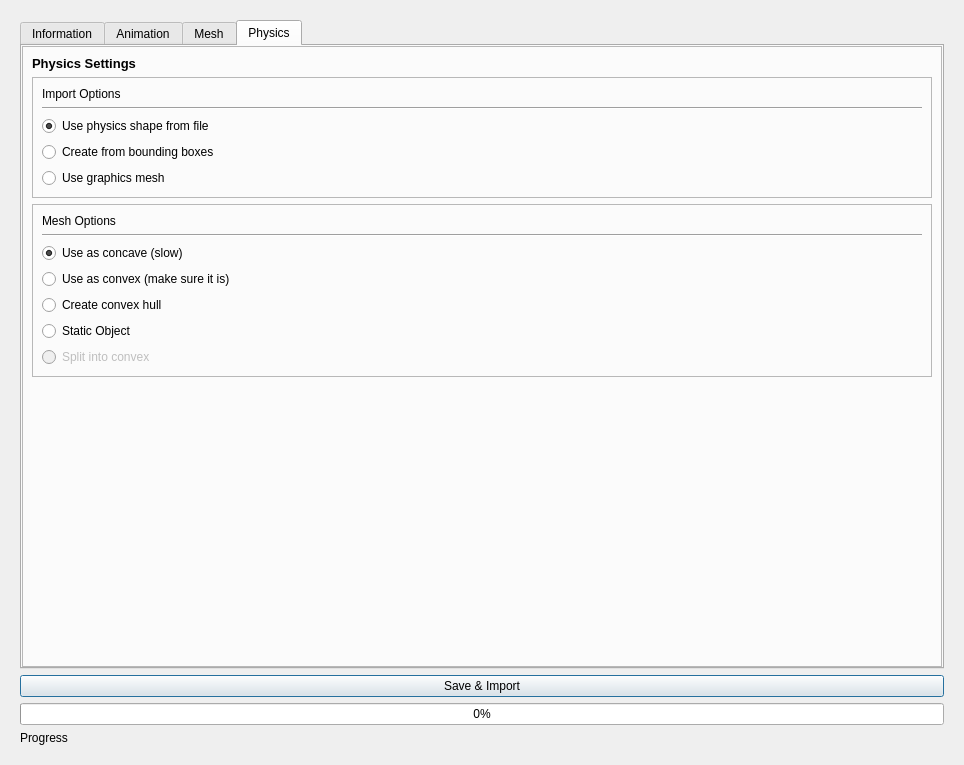
Before: the Qt Designer form code/qttoolkit/contentbrowser/ui/modelimporterwindow.ui in gscept/nebula-trifid, drawn with Qt 5.
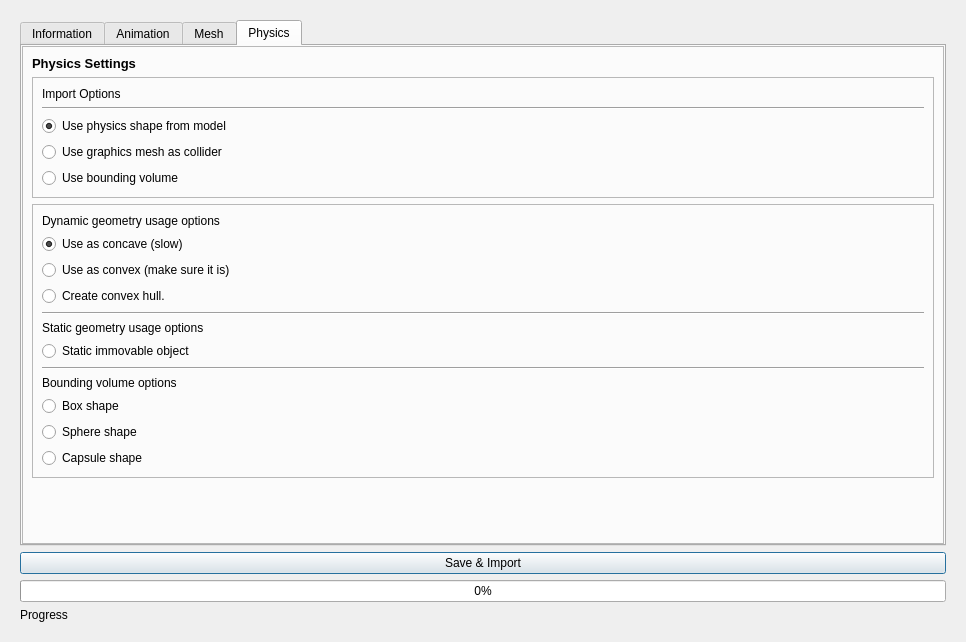
After: the same form once the commit is applied. The open tabs and pages were chosen to show the change.

Commit message: *physx* *physics* - made scene query api a bit more consistent - implemented scene queries in physx - redid modelphysics importer gui a bit, added box, sphere and capsule primitives

What changed in the file:
```diff
--- a/code/qttoolkit/contentbrowser/ui/modelimporterwindow.ui
+++ b/code/qttoolkit/contentbrowser/ui/modelimporterwindow.ui
@@ -6,8 +6,8 @@
    <rect>
     <x>0</x>
     <y>0</y>
-    <width>964</width>
-    <height>765</height>
+    <width>966</width>
+    <height>642</height>
    </rect>
   </property>
   <property name="font">
@@ -958,34 +958,24 @@
                 <enum>QFrame::Plain</enum>
                </property>
                <layout class="QGridLayout" name="gridLayout_21">
-                <item row="1" column="0">
-                 <widget class="Line" name="line_2">
-                  <property name="orientation">
-                   <enum>Qt::Horizontal</enum>
-                  </property>
-                 </widget>
-                </item>
                 <item row="0" column="0">
                  <widget class="QLabel" name="label_14">
                   <property name="text">
-                   <string>Mesh Options</string>
+                   <string>Dynamic geometry usage options</string>
                   </property>
                  </widget>
                 </item>
-                <item row="2" column="0">
-                 <widget class="QRadioButton" name="phUseConcave">
+                <item row="6" column="0">
+                 <widget class="QRadioButton" name="phUseStatic">
                   <property name="toolTip">
                    <string>&lt;html&gt;&lt;head/&gt;&lt;body&gt;&lt;p&gt;Assumes the mesh is concave, slowest and limited in usability for movable objects&lt;/p&gt;&lt;/body&gt;&lt;/html&gt;</string>
                   </property>
                   <property name="text">
-                   <string>Use as concave (slow)</string>
-                  </property>
-                  <property name="checked">
-                   <bool>true</bool>
+                   <string>Static immovable object</string>
                   </property>
                  </widget>
                 </item>
-                <item row="3" column="0">
+                <item row="2" column="0">
                  <widget class="QRadioButton" name="phUseConvex">
                   <property name="toolTip">
                    <string>&lt;html&gt;&lt;head/&gt;&lt;body&gt;&lt;p&gt;Assumes mesh is convex, no actual checks are done that it is. Will result in undefined behaviour if non-convex. Faster than concave handing.&lt;/p&gt;&lt;/body&gt;&lt;/html&gt;</string>
@@ -995,39 +985,75 @@
                   </property>
                  </widget>
                 </item>
-                <item row="4" column="0">
+                <item row="1" column="0">
+                 <widget class="QRadioButton" name="phUseConcave">
+                  <property name="toolTip">
+                   <string>&lt;html&gt;&lt;head/&gt;&lt;body&gt;&lt;p&gt;Assumes the mesh is concave, slowest and limited in usability for movable objects&lt;/p&gt;&lt;/body&gt;&lt;/html&gt;</string>
+                  </property>
+                  <property name="text">
+                   <string>Use as concave (slow)</string>
+                  </property>
+                  <property name="checked">
+                   <bool>true</bool>
+                  </property>
+                 </widget>
+                </item>
+                <item row="3" column="0">
                  <widget class="QRadioButton" name="phCreateConvex">
                   <property name="toolTip">
                    <string>&lt;html&gt;&lt;head/&gt;&lt;body&gt;&lt;p&gt;Tries to create a convex hull from the mesh&lt;/p&gt;&lt;/body&gt;&lt;/html&gt;</string>
                   </property>
                   <property name="text">
-                   <string>Create convex hull</string>
-                  </property>
-                 </widget>
-                </item>
-                <item row="6" column="0">
-                 <widget class="QRadioButton" name="phSplit">
-                  <property name="enabled">
-                   <bool>false</bool>
-                  </property>
-                  <property name="toolTip">
-                   <string>&lt;html&gt;&lt;head/&gt;&lt;body&gt;&lt;p&gt;Not implemented at the time&lt;/p&gt;&lt;/body&gt;&lt;/html&gt;</string>
-                  </property>
-                  <property name="text">
-                   <string>Split into convex</string>
-                  </property>
-                  <property name="checkable">
-                   <bool>false</bool>
+                   <string>Create convex hull.</string>
                   </property>
                  </widget>
                 </item>
                 <item row="5" column="0">
-                 <widget class="QRadioButton" name="phUseStatic">
-                  <property name="toolTip">
-                   <string>&lt;html&gt;&lt;head/&gt;&lt;body&gt;&lt;p&gt;Object will only be used as a static object. No assumptions about geometry or topology are made. Can be transformed, but not used as rigid bodies&lt;/p&gt;&lt;/body&gt;&lt;/html&gt;</string>
+                 <widget class="QLabel" name="label_10">
+                  <property name="text">
+                   <string>Static geometry usage options</string>
                   </property>
+                 </widget>
+                </item>
+                <item row="4" column="0">
+                 <widget class="Line" name="line_6">
+                  <property name="orientation">
+                   <enum>Qt::Horizontal</enum>
+                  </property>
+                 </widget>
+                </item>
+                <item row="8" column="0">
+                 <widget class="QLabel" name="label_11">
                   <property name="text">
-                   <string>Static Object</string>
+                   <string>Bounding volume options</string>
+                  </property>
+                 </widget>
+                </item>
+                <item row="7" column="0">
+                 <widget class="Line" name="line_2">
+                  <property name="orientation">
+                   <enum>Qt::Horizontal</enum>
+                  </property>
+                 </widget>
+                </item>
+                <item row="9" column="0">
+                 <widget class="QRadioButton" name="phUseBox">
+                  <property name="text">
+                   <string>Box shape</string>
+                  </property>
+                 </widget>
+                </item>
+                <item row="10" column="0">
+                 <widget class="QRadioButton" name="phUseSphere">
+                  <property name="text">
+                   <string>Sphere shape</string>
+                  </property>
+                 </widget>
+                </item>
+                <item row="11" column="0">
+                 <widget class="QRadioButton" name="phUseCapsule">
+                  <property name="text">
+                   <string>Capsule shape</string>
                   </property>
                  </widget>
                 </item>
@@ -1070,30 +1096,30 @@
                    <string>&lt;html&gt;&lt;head/&gt;&lt;body&gt;&lt;p&gt;Uses the physics mesh provided in the model (if available)&lt;/p&gt;&lt;/body&gt;&lt;/html&gt;</string>
                   </property>
                   <property name="text">
-                   <string>Use physics shape from file</string>
+                   <string>Use physics shape from model</string>
                   </property>
                   <property name="checked">
                    <bool>true</bool>
                   </property>
                  </widget>
                 </item>
-                <item row="3" column="0">
+                <item row="4" column="0">
                  <widget class="QRadioButton" name="phCreateBBox">
                   <property name="toolTip">
                    <string>&lt;html&gt;&lt;head/&gt;&lt;body&gt;&lt;p&gt;Use the graphical models bounding boxes as physics shape&lt;/p&gt;&lt;/body&gt;&lt;/html&gt;</string>
                   </property>
                   <property name="text">
-                   <string>Create from bounding boxes</string>
+                   <string>Use bounding volume</string>
                   </property>
                  </widget>
                 </item>
-                <item row="4" column="0">
+                <item row="3" column="0">
                  <widget class="QRadioButton" name="phUseGraphics">
                   <property name="toolTip">
                    <string>&lt;html&gt;&lt;head/&gt;&lt;body&gt;&lt;p&gt;Uses the same mesh for physics as for rendering&lt;/p&gt;&lt;/body&gt;&lt;/html&gt;</string>
                   </property>
                   <property name="text">
-                   <string>Use graphics mesh</string>
+                   <string>Use graphics mesh as collider</string>
                   </property>
                  </widget>
                 </item>
```
Left out of the diff: 34 changed lines with no effect on the pictures. The commit also changes 12 other files.
